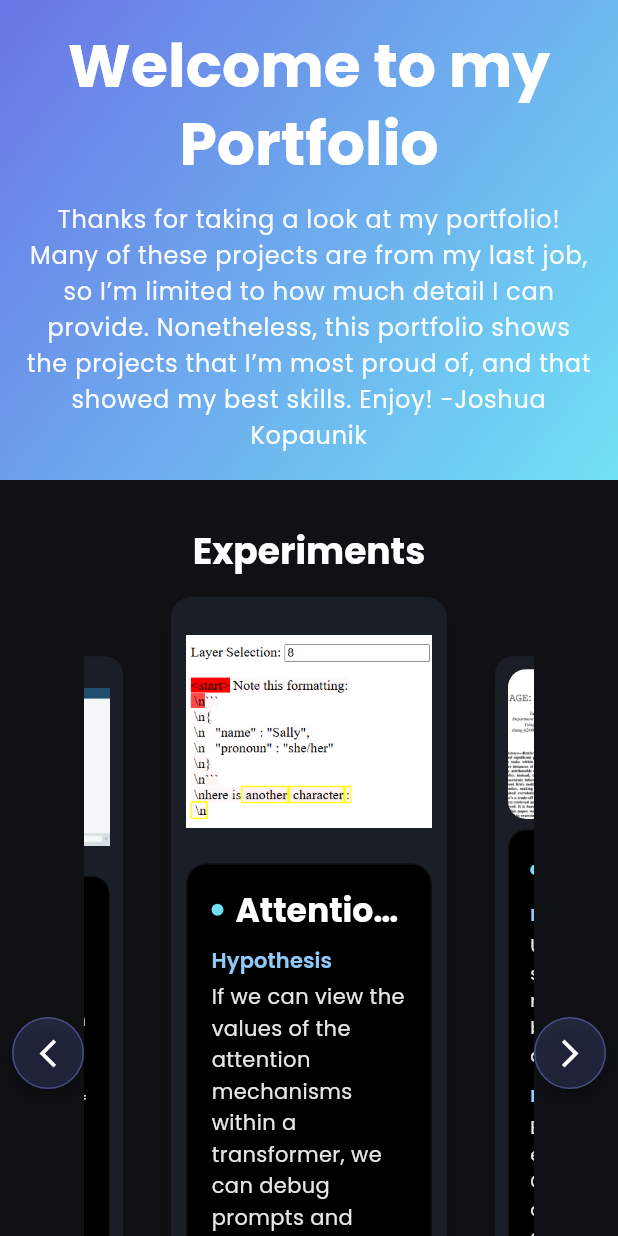
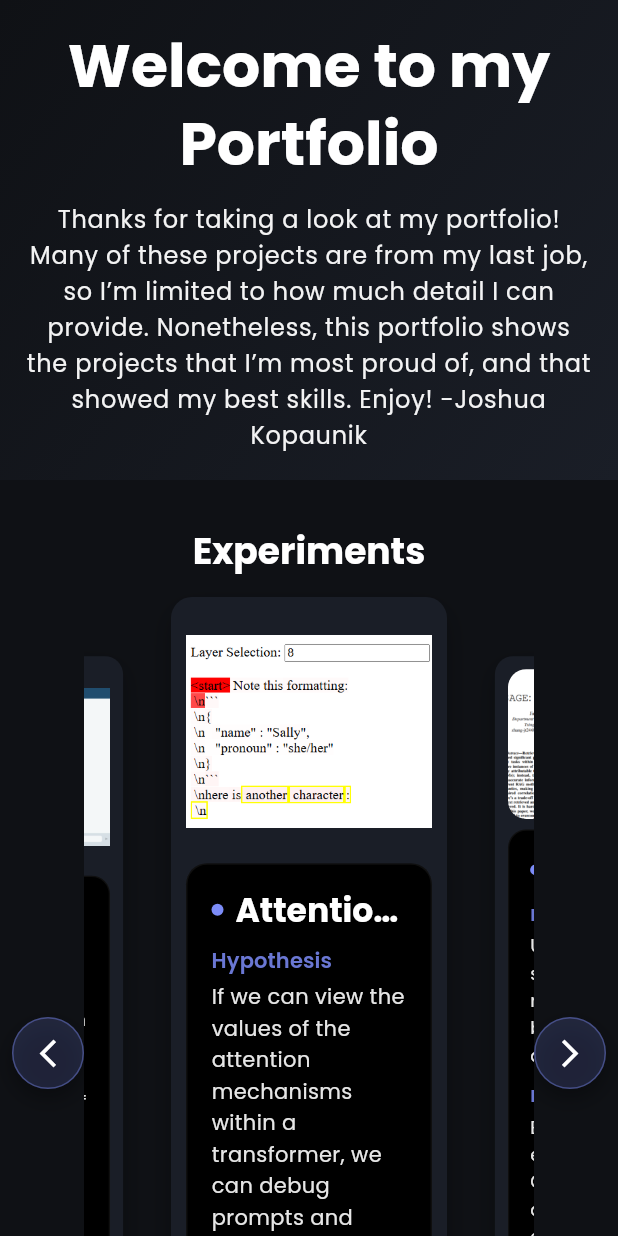
Before and after one commit to Thrasherop/KopaunikSoftwarePortfolio, a Flutter app: the screen it shows after launch, after a tap on the "arrow forward ios" icon, on a phone screen of 412 x 824 dp. Run offline on Flutter 3.47's test engine with Material 3 defaults, Android fonts, the phone set to English and light mode, and no system bars; drawn by our look-alikes of carousel_slider; our stand-ins replace google_fonts.

Commit message:
Fixed overflow on see more button

```diff
--- a/lib/main.dart
+++ b/lib/main.dart
@@ -19,8 +19,8 @@ class MyApp extends StatelessWidget {
     final baseTheme = ThemeData(
       brightness: Brightness.dark,
       colorScheme: const ColorScheme.dark(
-        primary: Color(0xFF7C8CF8),
-        secondary: Color(0xFF70E1F5),
+        primary: Color(0xFF7C8CF8), // lavender-blue accent
+        secondary: Color(0xFF7C8CF8), // unify accent with primary for cohesion
         surface: Color(0xFF121212),
       ),
       scaffoldBackgroundColor: const Color(0xFF0F1115),
--- a/lib/widgets/hero_header.dart
+++ b/lib/widgets/hero_header.dart
@@ -13,8 +13,8 @@ class HeroHeader extends StatelessWidget {
           begin: Alignment.topLeft,
           end: Alignment.bottomRight,
           colors: [
-            Color(0xFF6A75E6),
-            Color(0xFF70E1F5),
+            Color(0xFF0F1115), // deep slate
+            Color(0xFF1A1E27), // slightly lighter slate
           ],
         ),
       ),
--- a/lib/widgets/portfolio_card.dart
+++ b/lib/widgets/portfolio_card.dart
@@ -113,7 +113,7 @@ class _PortfolioCardState extends State<PortfolioCard> {
 
         final TextStyle? titleStyle = theme.textTheme.titleLarge?.copyWith(fontWeight: FontWeight.w700);
         final TextStyle? sectionTitleStyle = theme.textTheme.labelLarge?.copyWith(
-          color: Colors.blue[200],
+          color: theme.colorScheme.primary.withOpacity(0.85),
           fontWeight: FontWeight.w600,
         );
         final TextStyle? bodyStyle = theme.textTheme.bodyMedium?.copyWith(
@@ -239,10 +239,21 @@ class _PortfolioCardState extends State<PortfolioCard> {
         if (contentViewportHeight < 0) contentViewportHeight = 0;
 
         // Calculate right padding so text never sits under the bottom-right button
-        final Widget panel = AnimatedContainer(
+        // Use TweenAnimationBuilder so inner content sizes with the actual animated height,
+        // avoiding a brief overflow while the panel grows/shrinks.
+        final Widget panel = TweenAnimationBuilder<double>(
           duration: const Duration(milliseconds: 220),
           curve: Curves.easeInOut,
-          height: panelHeight,
+          tween: Tween<double>(begin: bandHeight, end: panelHeight),
+          builder: (context, animatedHeight, _) {
+            double animatedContentViewportHeight = animatedHeight
+                - (PortfolioCard._panelPadding * 2)
+                - headerHeight
+                - 10; // keep spacing consistent with static calc above
+            if (animatedContentViewportHeight < 0) animatedContentViewportHeight = 0;
+
+            return Container(
+              height: animatedHeight,
               padding: const EdgeInsets.all(PortfolioCard._panelPadding),
               decoration: BoxDecoration(
                 // Fully opaque to clearly separate text from the image
@@ -260,7 +271,7 @@ class _PortfolioCardState extends State<PortfolioCard> {
                         headerRow,
                         const SizedBox(height: 10),
                         SizedBox(
-                      height: contentViewportHeight,
+                          height: animatedContentViewportHeight,
                           child: Stack(
                             children: [
                               SingleChildScrollView(
@@ -313,6 +324,8 @@ class _PortfolioCardState extends State<PortfolioCard> {
                     ),
                 ],
               ),
+            );
+          },
         );
 
         return Container(
--- a/lib/widgets/recommendation_section.dart
+++ b/lib/widgets/recommendation_section.dart
@@ -3,6 +3,7 @@ import 'package:flutter/material.dart';
 class RecommendationSection extends StatelessWidget {
   final String text;
   const RecommendationSection({super.key, required this.text});
+
 
   @override
   Widget build(BuildContext context) {
@@ -29,20 +30,21 @@ class RecommendationSection extends StatelessWidget {
               constraints: const BoxConstraints(maxWidth: 900),
               padding: const EdgeInsets.all(24.0),
               decoration: BoxDecoration(
-                color: Colors.white,
+                color: const Color(0xFF1A1E27),
                 borderRadius: BorderRadius.circular(12.0),
+                border: Border.all(color: Colors.white.withOpacity(0.06)),
                 boxShadow: [
                   BoxShadow(
-                    color: Colors.black.withOpacity(0.18),
-                    blurRadius: 30,
-                    offset: const Offset(0, 16),
+                    color: Colors.black.withOpacity(0.25),
+                    blurRadius: 24,
+                    offset: const Offset(0, 14),
                   ),
                 ],
               ),
               child: Text(
                 text,
                 style: theme.textTheme.bodyLarge?.copyWith(
-                  color: const Color(0xFF2D2D2D),
+                  color: Colors.white.withOpacity(0.92),
                   height: 1.5,
                 ),
               ),
```
Lines whose indentation alone changed are shown as unchanged.
